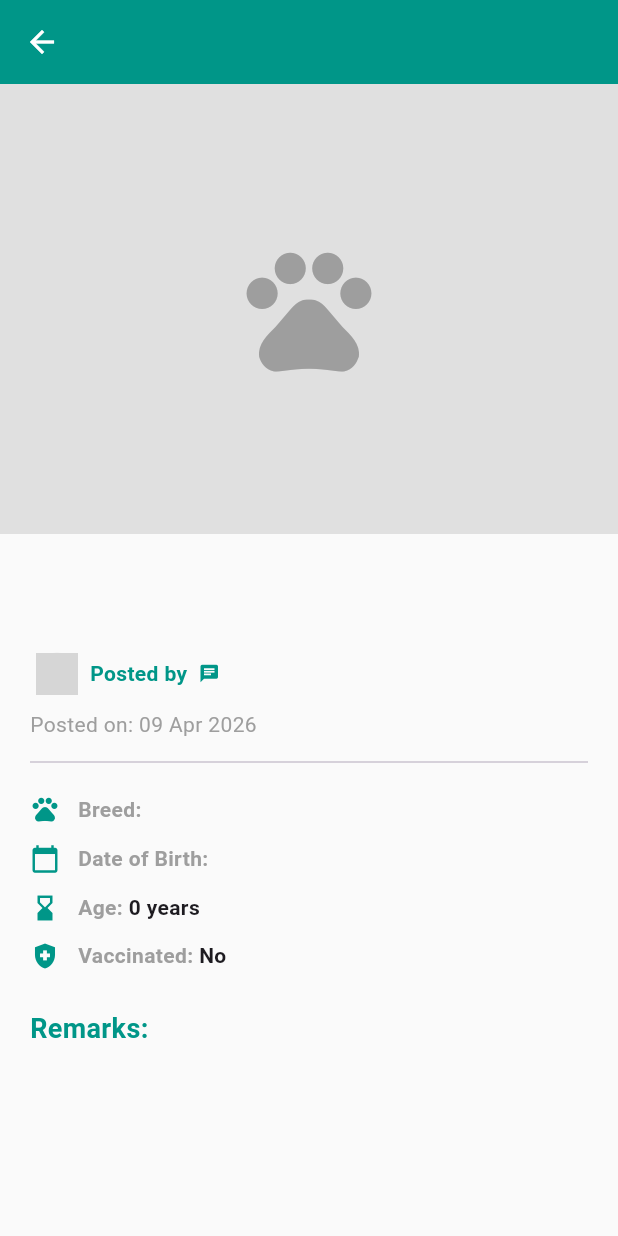
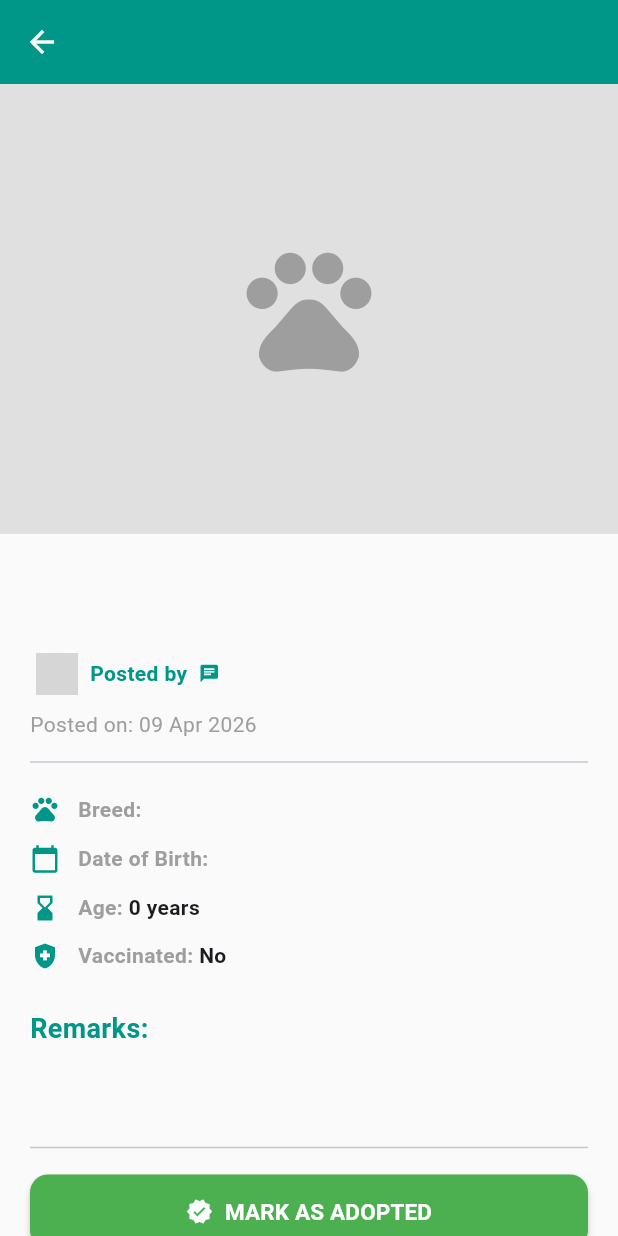
Before and after one commit to AlvinLee0730/ky_20Feb2026, a Flutter app: the PetDetailPage screen opened directly with empty values, on a phone screen of 412 x 824 dp. Run offline on Flutter 3.47's test engine with Material 3 defaults, Android fonts, the phone set to English and light mode, and no system bars; our stand-ins replace fl_chart, flutter_local_notifications, image_picker, supabase_flutter, timezone; accounts and stored records are empty; network calls fail; grey boxes are pictures that could not be loaded.

Commit message:
ken new 18/3/2026

```diff
--- a/lib/petModule/petProfile.dart
+++ b/lib/petModule/petProfile.dart
@@ -210,17 +210,17 @@ class _PetProfilePageState extends State<PetProfilePage> {
         final String ageText = _calculateAge(pet['birthDate']);
 
         // Vaccine status
-        String vaccineStatus = "Protected";
+        String vaccineStatus = "Valid Vaccination Date";
         Color vaccineColor = Colors.green;
 
         if (pet['vaccinationExpiry'] != null) {
           final expiryDate = DateTime.tryParse(pet['vaccinationExpiry'].toString());
           if (expiryDate != null) {
             if (_isVaccineExpired(expiryDate)) {
-              vaccineStatus = "Expired!";
+              vaccineStatus = "Invalid Vaccination Date!";
               vaccineColor = Colors.red;
             } else if (_isVaccineExpiringSoon(expiryDate)) {
-              vaccineStatus = "Due soon!";
+              vaccineStatus = "Vaccination Due soon!";
               vaccineColor = Colors.orange;
             }
           }
--- a/lib/pet_adoption.dart
+++ b/lib/pet_adoption.dart
@@ -160,7 +160,6 @@ class _PetAdoptionPageState extends State<PetAdoptionPage> {
       _showError("Please select at least one photo."); return;
     }
 
-    // 🌟 修改：自动计算年龄，如果是 Unknown 则默认为 0，防止报错
     int calculatedAge = 0;
     if (_dobController.text.isNotEmpty && _dobController.text != 'Unknown') {
       try {
@@ -181,7 +180,6 @@ class _PetAdoptionPageState extends State<PetAdoptionPage> {
       final user = _supabase.auth.currentUser;
       String? imageUrlsStr = existingImageUrl;
 
-      // 上传所有新图片
       if (_newImageFiles.isNotEmpty) {
         List<String> finalUrls = existingImageUrl != null && existingImageUrl.isNotEmpty
             ? existingImageUrl.split(',').where((e) => e.isNotEmpty).toList()
@@ -205,6 +203,7 @@ class _PetAdoptionPageState extends State<PetAdoptionPage> {
         'remark': _remarkController.text.trim(),
         'photoURL': imageUrlsStr,
         'isApproved': _userRole == 'Admin',
+        'status': 'Active', // 🌟 新增：发布时默认设置为 Active
         'vaccineBrand': _vaccinated ? _vaccineBrandController.text.trim() : null,
         'lastVaccinationDate': _vaccinated ? _vaccineDateController.text : null,
         'nextDoseDate': _vaccinated ? _nextDoseController.text : null,
@@ -217,6 +216,7 @@ class _PetAdoptionPageState extends State<PetAdoptionPage> {
       } else {
         postData['adoptionPostID'] = await _generateAdoptionID();
         postData['userID'] = user!.id;
+        postData['uploadDate'] = DateTime.now().toIso8601String();
         await _supabase.from('adoption_posts').insert(postData);
       }
       if (mounted) {
@@ -465,13 +465,13 @@ class _PetAdoptionPageState extends State<PetAdoptionPage> {
 
   Widget _buildGridItem(Map<String, dynamic> post, String? currentUserId) {
     bool isPending = post['isApproved'] == false;
+    bool isAdopted = post['status'] == 'Adopted'; // 🌟 检查是否已被领养
 
     String? firstImageUrl;
     if (post['photoURL'] != null && post['photoURL'].toString().isNotEmpty) {
       firstImageUrl = post['photoURL'].toString().split(',').first;
     }
 
-    // 🌟 修改：动态判断如果 Date of Birth 是 Unknown，则列表页显示 Unknown age
     String ageDisplay = post['dateOfBirth'] == 'Unknown' ? 'Unknown age' : '${post['age']}y';
 
     return Card(
@@ -493,7 +493,17 @@ class _PetAdoptionPageState extends State<PetAdoptionPage> {
                       ? Image.network(firstImageUrl, width: double.infinity, height: double.infinity, fit: BoxFit.cover)
                       : Container(color: Colors.grey[200], child: const Center(child: Icon(Icons.pets, color: Colors.grey))),
 
-                  if (isPending)
+                  // 🌟 领养/待审核徽章显示
+                  if (isAdopted)
+                    Positioned(
+                      top: 10, right: 10,
+                      child: Container(
+                        padding: const EdgeInsets.symmetric(horizontal: 10, vertical: 5),
+                        decoration: BoxDecoration(color: Colors.green, borderRadius: BorderRadius.circular(20)),
+                        child: const Text("ADOPTED", style: TextStyle(color: Colors.white, fontSize: 10, fontWeight: FontWeight.bold)),
+                      ),
+                    )
+                  else if (isPending)
                     Positioned(
                       top: 10, left: 10,
                       child: Container(
@@ -562,7 +572,6 @@ class _PetAdoptionPageState extends State<PetAdoptionPage> {
       shape: const RoundedRectangleBorder(borderRadius: BorderRadius.vertical(top: Radius.circular(30))),
       builder: (ctx) => StatefulBuilder(
         builder: (ctx, setModalState) {
-          // 🌟 追踪 DOB 是否为 Unknown
           bool isDobUnknown = _dobController.text == 'Unknown';
 
           return Padding(
@@ -616,7 +625,6 @@ class _PetAdoptionPageState extends State<PetAdoptionPage> {
                   TextField(controller: _petNameController, decoration: const InputDecoration(labelText: "Pet Name")),
                   TextField(controller: _breedController, decoration: const InputDecoration(labelText: "Breed")),
 
-                  // 🌟 修改：支持输入 Date of Birth 或者 选择 Unknown
                   Row(
                     crossAxisAlignment: CrossAxisAlignment.center,
                     children: [
@@ -631,7 +639,7 @@ class _PetAdoptionPageState extends State<PetAdoptionPage> {
                             fillColor: isDobUnknown ? Colors.grey.shade200 : null,
                           ),
                           onTap: () async {
-                            if (isDobUnknown) return; // 勾选 Unknown 后不可选择日期
+                            if (isDobUnknown) return;
                             DateTime? picked = await showDatePicker(
                               context: context,
                               initialDate: DateTime.now(),
@@ -762,18 +770,22 @@ class _PetDetailPageState extends State<PetDetailPage> {
   String? _authorPhoto;
   int _currentImageIndex = 0;
 
+  // 🌟 使用 _currentPost 以便动态刷新状态
+  late Map<String, dynamic> _currentPost;
+
   @override
   void initState() {
     super.initState();
+    _currentPost = Map<String, dynamic>.from(widget.post);
     _loadAuthorData();
   }
 
   Future<void> _loadAuthorData() async {
     try {
-      final userRes = await _supabase.from('users').select('userName, userPhoto').eq('userID', widget.post['userID']).maybeSingle();
+      final userRes = await _supabase.from('users').select('userName, userPhoto').eq('userID', _currentPost['userID']).maybeSingle();
       if (mounted && userRes != null) {
         setState(() {
-          _authorName = userRes['userName'] ?? widget.post['userID'];
+          _authorName = userRes['userName'] ?? _currentPost['userID'];
           _authorPhoto = userRes['userPhoto'];
         });
       }
@@ -792,23 +804,60 @@ class _PetDetailPageState extends State<PetDetailPage> {
     Navigator.push(context, MaterialPageRoute(builder: (_) => ChatPage(targetUserID: targetId, title: targetName)));
   }
 
+  // 🌟 新增：将宠物标记为已领养
+  Future<void> _markAsAdopted() async {
+    bool confirm = await showDialog(
+        context: context,
+        builder: (ctx) => AlertDialog(
+          title: const Text("Mark as Adopted?", style: TextStyle(fontWeight: FontWeight.bold)),
+          content: const Text("Are you sure you want to mark this pet as adopted? This means the pet has successfully found a new home! \n\n(This action cannot be undone)"),
+          actions: [
+            TextButton(onPressed: () => Navigator.pop(ctx, false), child: const Text("Cancel", style: TextStyle(color: Colors.grey))),
+            ElevatedButton(
+              style: ElevatedButton.styleFrom(backgroundColor: Colors.green),
+              onPressed: () => Navigator.pop(ctx, true),
+              child: const Text("Confirm", style: TextStyle(color: Colors.white)),
+            ),
+          ],
+        )
+    ) ?? false;
+
+    if (!confirm) return;
+
+    try {
+      await _supabase.from('adoption_posts').update({'status': 'Adopted'}).eq('adoptionPostID', _currentPost['adoptionPostID']);
+
+      if (mounted) {
+        setState(() {
+          _currentPost['status'] = 'Adopted';
+        });
+        ScaffoldMessenger.of(context).showSnackBar(const SnackBar(content: Text("🎉 Wonderful! Pet marked as adopted!"), backgroundColor: Colors.green));
+      }
+    } catch (e) {
+      if (mounted) ScaffoldMessenger.of(context).showSnackBar(SnackBar(content: Text("Error: $e")));
+    }
+  }
+
   @override
   Widget build(BuildContext context) {
-    final dateStr = widget.post['uploadDate'] ?? DateTime.now().toString();
+    final dateStr = _currentPost['uploadDate'] ?? DateTime.now().toString();
     final formattedDate = DateFormat('dd MMM yyyy').format(DateTime.parse(dateStr));
 
     List<String> imageUrls = [];
-    if (widget.post['photoURL'] != null && widget.post['photoURL'].toString().isNotEmpty) {
-      imageUrls = widget.post['photoURL'].toString().split(',').where((e) => e.isNotEmpty).toList();
+    if (_currentPost['photoURL'] != null && _currentPost['photoURL'].toString().isNotEmpty) {
+      imageUrls = _currentPost['photoURL'].toString().split(',').where((e) => e.isNotEmpty).toList();
     }
 
-    // 🌟 详情页动态判断 Age
-    String ageDisplay = widget.post['dateOfBirth'] == 'Unknown' ? 'Unknown' : "${widget.post['age']} years";
+    String ageDisplay = _currentPost['dateOfBirth'] == 'Unknown' ? 'Unknown' : "${_currentPost['age']} years";
+
+    // 🌟 判断状态
+    final isMe = _currentPost['userID'] == _supabase.auth.currentUser?.id;
+    final isAdopted = _currentPost['status'] == 'Adopted';
 
     return Scaffold(
       backgroundColor: Colors.grey[50],
       appBar: AppBar(
-        title: Text(widget.post['petName']),
+        title: Text(_currentPost['petName']),
         backgroundColor: Colors.teal,
         foregroundColor: Colors.white,
         elevation: 0,
@@ -861,13 +910,23 @@ class _PetDetailPageState extends State<PetDetailPage> {
               child: Column(
                 crossAxisAlignment: CrossAxisAlignment.start,
                 children: [
-                  Text(widget.post['petName'], style: const TextStyle(fontSize: 30, fontWeight: FontWeight.bold)),
+                  // 🌟 领养状态徽章
+                  if (isAdopted) ...[
+                    Container(
+                      padding: const EdgeInsets.symmetric(horizontal: 12, vertical: 6),
+                      decoration: BoxDecoration(color: Colors.green, borderRadius: BorderRadius.circular(8)),
+                      child: const Text("ADOPTED", style: TextStyle(color: Colors.white, fontWeight: FontWeight.bold, fontSize: 12)),
+                    ),
+                    const SizedBox(height: 10),
+                  ],
+
+                  Text(_currentPost['petName'], style: const TextStyle(fontSize: 30, fontWeight: FontWeight.bold)),
                   const SizedBox(height: 10),
 
                   // Clickable Uploaded By
                   InkWell(
                     onTap: () {
-                      final targetId = widget.post['userID'];
+                      final targetId = _currentPost['userID'];
                       _goToChat(targetId, _authorName);
                     },
                     borderRadius: BorderRadius.circular(10),
@@ -904,30 +963,50 @@ class _PetDetailPageState extends State<PetDetailPage> {
                   Text("Posted on: $formattedDate", style: const TextStyle(color: Colors.grey)),
 
                   const Divider(height: 30),
-                  _rowItem(Icons.pets, "Breed", widget.post['breed'] ?? "Unknown"),
-                  if (widget.post['dateOfBirth'] != null)
-                    _rowItem(Icons.calendar_today, "Date of Birth", widget.post['dateOfBirth']),
+                  _rowItem(Icons.pets, "Breed", _currentPost['breed'] ?? "Unknown"),
+                  if (_currentPost['dateOfBirth'] != null)
+                    _rowItem(Icons.calendar_today, "Date of Birth", _currentPost['dateOfBirth']),
 
-                  // 🌟 替换掉原本直接写死的 age
                   _rowItem(Icons.hourglass_bottom, "Age", ageDisplay),
-                  _rowItem(Icons.health_and_safety, "Vaccinated", widget.post['vaccinated'] == true ? "Yes" : "No"),
+                  _rowItem(Icons.health_and_safety, "Vaccinated", _currentPost['vaccinated'] == true ? "Yes" : "No"),
 
-                  if (widget.post['vaccinated'] == true) ...[
-                    if (widget.post['vaccineBrand'] != null && widget.post['vaccineBrand'].toString().isNotEmpty)
-                      _rowItem(Icons.medication, "Brand", widget.post['vaccineBrand']),
-                    if (widget.post['lastVaccinationDate'] != null)
-                      _rowItem(Icons.calendar_month, "Last Dose", widget.post['lastVaccinationDate']),
-                    if (widget.post['nextDoseDate'] != null)
-                      _rowItem(Icons.event_repeat, "Next Due", widget.post['nextDoseDate']),
-                    if (widget.post['vaccineRemark'] != null && widget.post['vaccineRemark'].toString().isNotEmpty)
-                      _rowItem(Icons.note_alt, "Vaccine Remarks", widget.post['vaccineRemark']),
+                  if (_currentPost['vaccinated'] == true) ...[
+                    if (_currentPost['vaccineBrand'] != null && _currentPost['vaccineBrand'].toString().isNotEmpty)
+                      _rowItem(Icons.medication, "Brand", _currentPost['vaccineBrand']),
+                    if (_currentPost['lastVaccinationDate'] != null)
+                      _rowItem(Icons.calendar_month, "Last Dose", _currentPost['lastVaccinationDate']),
+                    if (_currentPost['nextDoseDate'] != null)
+                      _rowItem(Icons.event_repeat, "Next Due", _currentPost['nextDoseDate']),
+                    if (_currentPost['vaccineRemark'] != null && _currentPost['vaccineRemark'].toString().isNotEmpty)
+                      _rowItem(Icons.note_alt, "Vaccine Remarks", _currentPost['vaccineRemark']),
                   ],
 
                   const SizedBox(height: 20),
                   const Text("Remarks:", style: TextStyle(fontSize: 18, fontWeight: FontWeight.bold, color: Colors.teal)),
                   const SizedBox(height: 5),
-                  Text(widget.post['remark'] ?? "No remarks.", style: const TextStyle(fontSize: 16)),
+                  Text(_currentPost['remark'] ?? "No remarks.", style: const TextStyle(fontSize: 16)),
                   const SizedBox(height: 30),
+
+                  // 🌟 主人专属按钮区
+                  if (isMe && !isAdopted) ...[
+                    const Divider(),
+                    const SizedBox(height: 10),
+                    SizedBox(
+                      width: double.infinity,
+                      child: ElevatedButton.icon(
+                        onPressed: _markAsAdopted,
+                        icon: const Icon(Icons.verified, color: Colors.white),
+                        label: const Text("MARK AS ADOPTED", style: TextStyle(color: Colors.white, fontWeight: FontWeight.bold, fontSize: 15)),
+                        style: ElevatedButton.styleFrom(
+                          backgroundColor: Colors.green,
+                          padding: const EdgeInsets.symmetric(vertical: 14),
+                          shape: RoundedRectangleBorder(borderRadius: BorderRadius.circular(12)),
+                          elevation: 2,
+                        ),
+                      ),
+                    ),
+                    const SizedBox(height: 30),
+                  ]
                 ],
               ),
             ),
```
Also changed, not shown: lib/expense_tracking.dart (+37 -4 lines).
